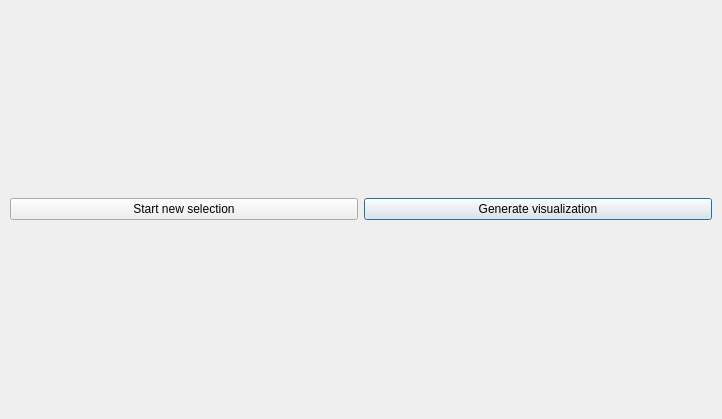
The window that 3drekonstruktionspeiseroehre/ui-files/endoscopy_selection_window_design.ui (ds-lab/EsophagusVisualization) describes before a commit, drawn with Qt 5.
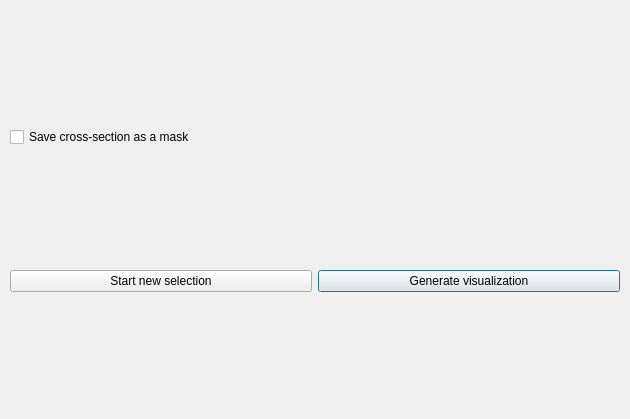
The same window after the commit.

Commit message: Labeling endoscopy

The edit to the form file:
```diff
--- a/3drekonstruktionspeiseroehre/ui-files/endoscopy_selection_window_design.ui
+++ b/3drekonstruktionspeiseroehre/ui-files/endoscopy_selection_window_design.ui
@@ -6,7 +6,7 @@
    <rect>
     <x>0</x>
     <y>0</y>
-    <width>722</width>
+    <width>630</width>
     <height>419</height>
    </rect>
   </property>
@@ -27,14 +27,17 @@
     <property name="bottomMargin">
      <number>10</number>
     </property>
-    <item row="1" column="0">
+    <item row="0" column="0" colspan="2">
+     <layout class="QGridLayout" name="gridLayout"/>
+    </item>
+    <item row="2" column="0">
      <widget class="QPushButton" name="reset_button">
       <property name="text">
        <string>Start new selection</string>
       </property>
      </widget>
     </item>
-    <item row="1" column="1">
+    <item row="2" column="1">
      <widget class="QPushButton" name="apply_button">
       <property name="sizePolicy">
        <sizepolicy hsizetype="Preferred" vsizetype="Fixed">
@@ -50,8 +53,12 @@
       </property>
      </widget>
     </item>
-    <item row="0" column="0" colspan="2">
-     <layout class="QGridLayout" name="gridLayout"/>
+    <item row="1" column="0">
+     <widget class="QCheckBox" name="checkBox">
+      <property name="text">
+       <string>Save cross-section as a mask</string>
+      </property>
+     </widget>
     </item>
    </layout>
   </widget>
```
Left out of the diff: 4 changed lines with no effect on the pictures. The commit also changes 2 other files.
